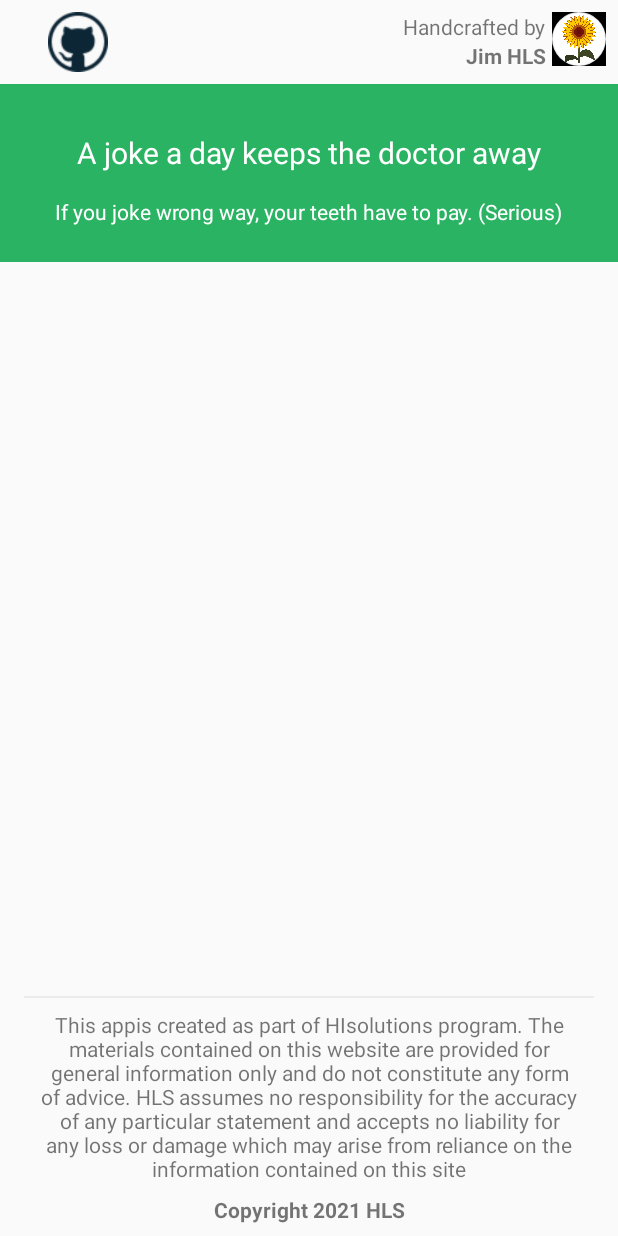
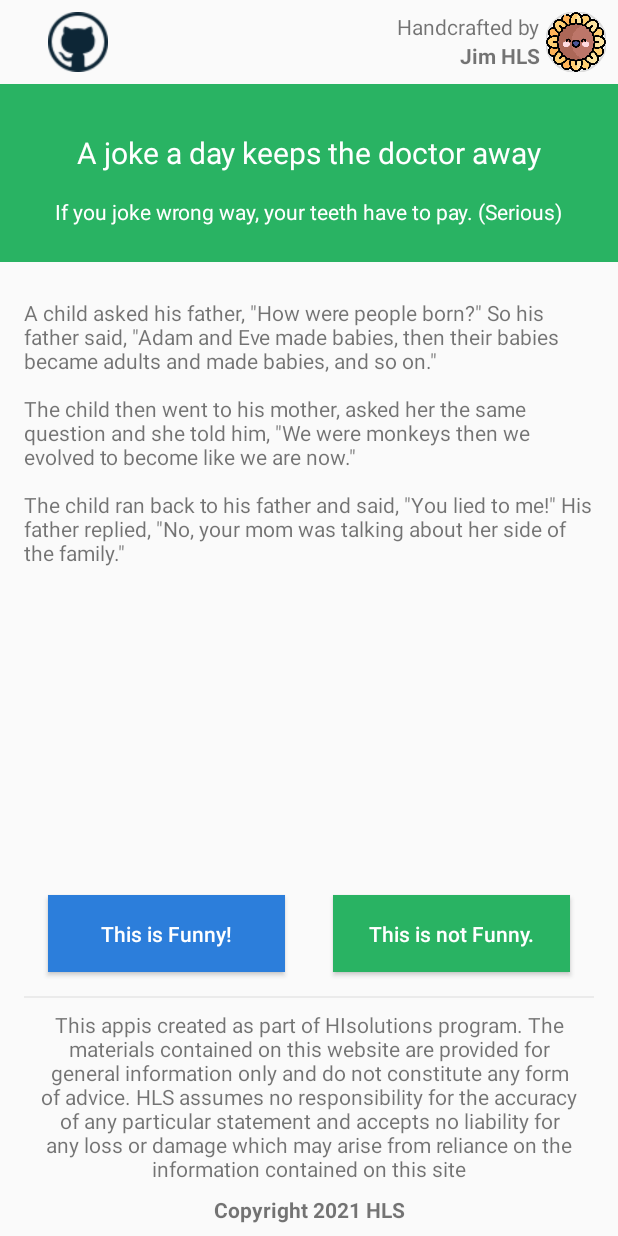
Before and after one commit to ngoctuyendang/jokeTest, an Android app: the screen it shows after launch (MainActivity), on a phone screen of 412 x 824 dp. Run offline under Robolectric (Android 15) with nearby library versions, the phone set to English and light mode, and no system bars; our stand-ins replace Dagger/Hilt's generated code, Room's generated code, RxJava.

Commit message:
Impl room db for joke list and update view of Joke screen

```diff
--- a/app/src/main/java/com/example/dailyjoke/di/DataModule.kt
+++ b/app/src/main/java/com/example/dailyjoke/di/DataModule.kt
@@ -1,11 +1,61 @@
 package com.example.dailyjoke.di
 
+import android.content.Context
+import androidx.room.Room
+import com.example.data.database.JokeDao
+import com.example.data.database.JokeDatabase
+import com.example.data.repository.JokeRepositoryImpl
+import com.example.domain.repository.JokeRepository
+import com.example.domain.usecase.GetListJokeUseCase
+import com.example.domain.usecase.SaveListJokeUseCase
+import com.example.domain.usecase.VoteForJokeUseCase
 import dagger.Module
+import dagger.Provides
 import dagger.hilt.InstallIn
+import dagger.hilt.android.qualifiers.ApplicationContext
 import dagger.hilt.components.SingletonComponent
+import javax.inject.Singleton
 
 @Module
 @InstallIn(SingletonComponent::class)
 class DataModule {
 
+    @Singleton
+    @Provides
+    fun provideJokeDatabase(@ApplicationContext appContext: Context): JokeDatabase {
+        return Room.databaseBuilder(
+            appContext,
+            JokeDatabase::class.java,
+            "JokeStories"
+        ).build()
+    }
+
+    @Provides
+    fun provideChannelDao(jokeDatabase: JokeDatabase): JokeDao {
+        return jokeDatabase.jokeDao()
+    }
+
+    @Singleton
+    @Provides
+    fun provideJokeRepository(jokeDao: JokeDao): JokeRepository {
+        return JokeRepositoryImpl(jokeDao)
+    }
+
+    @Singleton
+    @Provides
+    fun provideGetListJokeUseCase(jokeRepository: JokeRepository): GetListJokeUseCase {
+        return GetListJokeUseCase(jokeRepository)
+    }
+
+    @Singleton
+    @Provides
+    fun provideSaveListJokeUseCase(jokeRepository: JokeRepository): SaveListJokeUseCase {
+        return SaveListJokeUseCase(jokeRepository)
+    }
+
+    @Singleton
+    @Provides
+    fun provideVoteForJokeUseCase(jokeRepository: JokeRepository): VoteForJokeUseCase {
+        return VoteForJokeUseCase(jokeRepository)
+    }
 }
--- a/app/src/main/java/com/example/dailyjoke/ui/joke/DailyJokeFragment.kt
+++ b/app/src/main/java/com/example/dailyjoke/ui/joke/DailyJokeFragment.kt
@@ -1,17 +1,26 @@
 package com.example.dailyjoke.ui.joke
 
 import android.os.Bundle
+import android.util.Log
+import android.view.Gravity
 import android.view.LayoutInflater
 import android.view.View
 import android.view.ViewGroup
 import androidx.fragment.app.Fragment
+import androidx.fragment.app.viewModels
+import com.example.dailyjoke.R
 import com.example.dailyjoke.databinding.FragmentDailyJokeBinding
+import com.example.domain.models.JokeItem
+import com.google.android.material.snackbar.Snackbar
 import dagger.hilt.android.AndroidEntryPoint
 
 @AndroidEntryPoint
 class DailyJokeFragment : Fragment() {
 
     private lateinit var mBinding: FragmentDailyJokeBinding
+    private val mViewModel: DailyJokeViewModel by viewModels()
+    private var count = 0
+    private var selectedItem: JokeItem? = null
 
     override fun onCreateView(
         inflater: LayoutInflater, container: ViewGroup?,
@@ -21,4 +30,61 @@ class DailyJokeFragment : Fragment() {
         mBinding = FragmentDailyJokeBinding.inflate(layoutInflater, container, false)
         return mBinding.root
     }
+
+    override fun onViewCreated(view: View, savedInstanceState: Bundle?) {
+        super.onViewCreated(view, savedInstanceState)
+        setupUI()
+        setupEvent()
+    }
+
+    private fun setupEvent() {
+        mBinding.funnyBtn.setOnClickListener {
+            selectedItem?.let {
+                mViewModel.voteForJoke(it.id, true)
+                updateViewTemp()
+            }
+        }
+        mBinding.notFunnyBtn.setOnClickListener {
+            selectedItem?.let {
+                mViewModel.voteForJoke(it.id, false)
+                updateViewTemp()
+            }
+        }
+    }
+
+    private fun updateViewTemp() {
+        count++
+        mViewModel.listJoke.value?.let { list ->
+            if (count < list.size) {
+                selectedItem = list[count]
+                mBinding.jokeContent.text = selectedItem?.content
+            } else {
+                updateEmptyData()
+            }
+        }
+    }
+
+    private fun updateEmptyData() {
+        mBinding.jokeContent.text = requireContext().getString(R.string.empty_data)
+        mBinding.jokeContent.gravity = Gravity.FILL
+        mBinding.funnyBtn.visibility = View.GONE
+        mBinding.notFunnyBtn.visibility = View.GONE
+    }
+
+    private fun setupUI() {
+        mViewModel.getListJoke()
+        mViewModel.listJoke.observe(viewLifecycleOwner) {
+            Log.d("DailyJokeFragment.setupUI", "Data: $it")
+            if (it.isNotEmpty()) {
+                selectedItem = it[count]
+                selectedItem?.let { item ->
+                    mBinding.jokeContent.text = item.content
+                }
+            }
+        }
+
+        mViewModel.error.observe(viewLifecycleOwner) {
+            Snackbar.make(mBinding.root, "${it.message}", Snackbar.LENGTH_SHORT).show()
+        }
+    }
 }
--- a/app/src/main/java/com/example/dailyjoke/ui/joke/DailyJokeViewModel.kt
+++ b/app/src/main/java/com/example/dailyjoke/ui/joke/DailyJokeViewModel.kt
@@ -1,11 +1,89 @@
 package com.example.dailyjoke.ui.joke
 
+import android.util.Log
+import androidx.lifecycle.LiveData
+import androidx.lifecycle.MutableLiveData
 import androidx.lifecycle.ViewModel
+import com.example.domain.models.JokeItem
+import com.example.domain.usecase.GetListJokeUseCase
+import com.example.domain.usecase.SaveListJokeUseCase
+import com.example.domain.usecase.VoteForJokeUseCase
 import dagger.hilt.android.lifecycle.HiltViewModel
+import io.reactivex.android.schedulers.AndroidSchedulers
+import io.reactivex.disposables.CompositeDisposable
+import io.reactivex.schedulers.Schedulers
 import javax.inject.Inject
 
 @HiltViewModel
-class DailyJokeViewModel @Inject constructor(): ViewModel() {
+class DailyJokeViewModel @Inject constructor(
+    private val getListJokeUseCase: GetListJokeUseCase,
+    private val voteForJokeUseCase: VoteForJokeUseCase,
+    private val saveListJokeUseCase: SaveListJokeUseCase,
+) : ViewModel() {
 
+    private val compositeDisposable = CompositeDisposable()
+    private val _listJoke = MutableLiveData<ArrayList<JokeItem>>()
+    val listJoke: LiveData<ArrayList<JokeItem>>
+        get() = _listJoke
 
+    private val _error = MutableLiveData<Throwable>()
+    val error: LiveData<Throwable>
+        get() = _error
+
+    fun getListJoke() {
+        compositeDisposable.add(
+            getListJokeUseCase.getListJoke()
+                .subscribeOn(Schedulers.io())
+                .observeOn(AndroidSchedulers.mainThread())
+                .subscribe(
+                    /* onSuccess = */ {
+                        Log.d("getListJoke", "Data: $it")
+                        addListJokeToDb(it)
+                        _listJoke.postValue(it)
+                    },
+                    /* onError = */ {
+                        Log.e("getListJoke", "Error: ${it.message}")
+                        _error.postValue(it)
+                    }
+                )
+        )
+    }
+
+    private fun addListJokeToDb(listData: List<JokeItem>) {
+        compositeDisposable.add(
+            saveListJokeUseCase.addListJokeToDb(listData)
+                .subscribeOn(Schedulers.io())
+                .observeOn(AndroidSchedulers.mainThread())
+                .subscribe(
+                    {
+                        Log.d("addListJokeToDb", "Success")
+                    },
+                    {
+                        Log.e("addListJokeToDb", "Error: ${it.message}")
+                    }
+                )
+        )
+    }
+
+    fun voteForJoke(jokeId: Int, isFunny: Boolean) {
+        Log.d("voteForJokeUseCase", "Entry --- JokeId: $jokeId")
+        compositeDisposable.add(
+            voteForJokeUseCase.voteForJoke(jokeId, isFunny)
+                .subscribeOn(Schedulers.io())
+                .observeOn(AndroidSchedulers.mainThread())
+                .subscribe(
+                    {
+                        Log.d("voteForJokeUseCase", "Success")
+                    },
+                    {
+                        Log.e("voteForJokeUseCase", "Error: ${it.message}")
+                    }
+                )
+        )
+    }
+
+    override fun onCleared() {
+        super.onCleared()
+        compositeDisposable.dispose()
+    }
 }
--- a/app/src/main/res/layout/fragment_daily_joke.xml
+++ b/app/src/main/res/layout/fragment_daily_joke.xml
@@ -30,12 +30,12 @@
 
             <com.google.android.material.imageview.ShapeableImageView
                 android:id="@+id/avt_img"
-                android:layout_width="36dp"
-                android:layout_height="36dp"
-                android:src="@drawable/ic_sunflower"
+                android:layout_width="40dp"
+                android:layout_height="40dp"
                 app:layout_constraintEnd_toEndOf="parent"
                 app:layout_constraintTop_toTopOf="parent"
                 app:shapeAppearanceOverlay="@style/circleImageView"
+                app:srcCompat="@drawable/ic_sunflower"
                 app:strokeWidth="1dp" />
 
             <TextView
@@ -91,18 +91,53 @@
 
     </LinearLayout>
 
-    <LinearLayout
-        android:id="@+id/content"
+    <TextView
+        android:id="@+id/joke_content"
         android:layout_width="match_parent"
-        android:layout_height="50dp"
-        android:orientation="vertical"
+        android:layout_height="0dp"
+        android:layout_marginStart="16dp"
+        android:layout_marginEnd="16dp"
+        android:layout_marginTop="24dp"
+        android:gravity="fill_horizontal"
+        tools:text="I am going to eat that pussy once Jimmy leaves for school today!"
         app:layout_constraintEnd_toEndOf="parent"
         app:layout_constraintStart_toStartOf="parent"
-        app:layout_constraintTop_toBottomOf="@id/banner_layout">
+        app:layout_constraintTop_toBottomOf="@id/banner_layout"
+        app:layout_constraintBottom_toTopOf="@id/funny_btn"/>
 
-    </LinearLayout>
+    <Button
+        android:id="@+id/funny_btn"
+        android:layout_width="0dp"
+        android:layout_height="wrap_content"
+        android:layout_marginStart="32dp"
+        android:layout_marginEnd="16dp"
+        android:layout_marginBottom="16dp"
+        android:background="@color/button_color"
+        android:padding="16dp"
+        android:text="@string/funny_text"
+        android:textAllCaps="false"
+        android:textColor="@color/white"
+        app:layout_constraintBottom_toTopOf="@id/footer_layout"
+        app:layout_constraintEnd_toStartOf="@id/not_funny_btn"
+        app:layout_constraintStart_toStartOf="parent" />
+
+    <Button
+        android:id="@+id/not_funny_btn"
+        android:layout_width="0dp"
+        android:layout_height="wrap_content"
+        android:layout_marginEnd="32dp"
+        android:layout_marginStart="16dp"
+        android:background="@color/banner_color"
+        android:padding="16dp"
+        android:text="@string/not_funny_text"
+        android:textAllCaps="false"
+        android:textColor="@color/white"
+        app:layout_constraintEnd_toEndOf="parent"
+        app:layout_constraintStart_toEndOf="@id/funny_btn"
+        app:layout_constraintTop_toTopOf="@id/funny_btn" />
 
     <LinearLayout
+        android:id="@+id/footer_layout"
         android:layout_width="match_parent"
         android:layout_height="wrap_content"
         android:orientation="vertical"
--- a/app/src/main/res/values/colors.xml
+++ b/app/src/main/res/values/colors.xml
@@ -9,4 +9,5 @@
     <color name="white">#FFFFFFFF</color>
     <color name="banner_color">#29B363</color>
     <color name="divider_color">#EBEBEB</color>
+    <color name="button_color">#2C7EDB</color>
 </resources>
--- a/app/src/main/res/values/strings.xml
+++ b/app/src/main/res/values/strings.xml
@@ -7,4 +7,7 @@
     <string name="footer_sub_desc">Copyright 2021 HLS</string>
     <string name="handcrafted_by">Handcrafted by</string>
     <string name="creator_name">Jim HLS</string>
+    <string name="funny_text">This is Funny!</string>
+    <string name="not_funny_text">This is not Funny.</string>
+    <string name="empty_data">That\'s all the jokes for today! Come back another day!</string>
 </resources>
--- /dev/null
+++ b/data/src/main/java/com/example/data/database/JokeDao.kt
@@ -0,0 +1,18 @@
+package com.example.data.database
+
+import androidx.room.Dao
+import androidx.room.Insert
+import androidx.room.OnConflictStrategy
+import androidx.room.Query
+import com.example.data.entities.JokeItemDto
+import io.reactivex.Completable
+
+@Dao
+interface JokeDao {
+
+    @Insert(onConflict = OnConflictStrategy.REPLACE)
+    fun addAllJoke(jokeList: List<JokeItemDto>): Completable
+
+    @Query("UPDATE joke_stories SET funny_status=:funnyStatus WHERE id = :jokeId")
+    fun updateFunnyStatus (jokeId: Int, funnyStatus: Int): Completable
+}
--- /dev/null
+++ b/data/src/main/java/com/example/data/database/JokeDatabase.kt
@@ -0,0 +1,11 @@
+package com.example.data.database
+
+import androidx.room.Database
+import androidx.room.RoomDatabase
+import com.example.data.entities.JokeItemDto
+
+@Database(entities = [JokeItemDto::class], version = 1)
+abstract class JokeDatabase: RoomDatabase() {
+
+    abstract fun jokeDao(): JokeDao
+}
--- /dev/null
+++ b/data/src/main/java/com/example/data/entities/JokeItemDto.kt
@@ -0,0 +1,26 @@
+package com.example.data.entities
+
+import androidx.room.ColumnInfo
+import androidx.room.Entity
+import androidx.room.PrimaryKey
+import com.example.domain.models.JokeItem
+
+@Entity(tableName = "joke_stories")
+data class JokeItemDto(
+    @PrimaryKey
+    val id: Int,
+    @ColumnInfo(name = "content")
+    val content: String = "",
+    @ColumnInfo(name = "funny_status")
+    val funnyStatus: Int = -1, // -1: have not voted, 1: funny, 0: not funny
+)
+
+fun List<JokeItem>.mapListJokeToJokeDto(): List<JokeItemDto> {
+    return this.map {
+        it.mapJokeToJokeDto()
+    }
+}
+
+fun JokeItem.mapJokeToJokeDto(): JokeItemDto {
+    return JokeItemDto(id = this.id, content = this.content, funnyStatus = this.funnyStatus)
+}
--- /dev/null
+++ b/data/src/main/java/com/example/data/repository/JokeRepositoryImpl.kt
@@ -0,0 +1,67 @@
+package com.example.data.repository
+
+import com.example.data.database.JokeDao
+import com.example.data.entities.mapListJokeToJokeDto
+import com.example.domain.models.JokeItem
+import com.example.domain.repository.JokeRepository
+import io.reactivex.Single
+
+class JokeRepositoryImpl(
+    private val jokeDao: JokeDao,
+) : JokeRepository {
+    private val listData: ArrayList<JokeItem> = arrayListOf(
+        JokeItem(
+            id = 1,
+            content = "A child asked his father, \"How were people born?\" So his father said," +
+                    " \"Adam and Eve made babies, then their babies became adults " +
+                    "and made babies, and so on.\"\n" + "\n" +
+                    "The child then went to his mother, asked her the same question " +
+                    "and she told him, \"We were monkeys then we evolved to become " +
+                    "like we are now.\"\n" + "\n" +
+                    "The child ran back to his father and said, " +
+                    "\"You lied to me!\" His father replied," +
+                    " \"No, your mom was talking about her side of the family.\"",
+            funnyStatus = -1
+        ),
+        JokeItem(
+            id = 2,
+            content = """
+                Teacher: "Kids,what does the chicken give you?"
+                Student: "Meat!"
+                Teacher: "Very good! Now what does the pig give you?"
+                Student: "Bacon!"
+                Teacher: "Great! And what does the fat cow give you?"
+                Student: "Homework!"
+            """.trimIndent(),
+            funnyStatus = -1
+        ),
+        JokeItem(
+            id = 3,
+            content = "The teacher asked Jimmy, \"Why is your cat at school today Jimmy?\" " +
+                    "Jimmy replied crying, \"Because I heard my daddy tell my mommy, " +
+                    "'I am going to eat that pussy once Jimmy leaves for school today!'\"",
+            funnyStatus = -1
+        ),
+        JokeItem(
+            id = 4,
+            content = "A housewife, an accountant and a lawyer were asked \"How much is 2+2?\"" +
+                    " The housewife replies: \"Four!\". The accountant says: \"I think " +
+                    "it's either 3 or 4. Let me run those figures through " +
+                    "my spreadsheet one more time.\" The lawyer pulls the drapes, " +
+                    "dims the lights and asks in a hushed voice, " +
+                    "\"How much do you want it to be?\"",
+            funnyStatus = -1
+        )
+    )
+
+    override fun getListJoke(): Single<ArrayList<JokeItem>> {
+        return Single.just(listData)
+    }
+
+    override fun voteForJoke(jokeId: Int, isFunny: Boolean) =
+        jokeDao.updateFunnyStatus(jokeId, if (isFunny) 1 else 0)
+
+    override fun addListJokeToDb(listJoke: List<JokeItem>) =
+        jokeDao.addAllJoke(listData.mapListJokeToJokeDto())
+
+}
--- /dev/null
+++ b/domain/src/main/java/com/example/domain/models/JokeItem.kt
@@ -0,0 +1,7 @@
+package com.example.domain.models
+
+data class JokeItem(
+    val id: Int,
+    val content: String = "",
+    val funnyStatus: Int = -1 // -1: have not voted, 1: funny, 0: not funny
+)
--- /dev/null
+++ b/domain/src/main/java/com/example/domain/repository/JokeRepository.kt
@@ -0,0 +1,11 @@
+package com.example.domain.repository
+
+import com.example.domain.models.JokeItem
+import io.reactivex.Completable
+import io.reactivex.Single
+
+interface JokeRepository {
+    fun getListJoke(): Single<ArrayList<JokeItem>>
+    fun voteForJoke(jokeId: Int, isFunny: Boolean): Completable
+    fun addListJokeToDb(listJoke: List<JokeItem>): Completable
+}
--- /dev/null
+++ b/domain/src/main/java/com/example/domain/usecase/GetListJokeUseCase.kt
@@ -0,0 +1,8 @@
+package com.example.domain.usecase
+
+import com.example.domain.repository.JokeRepository
+
+class GetListJokeUseCase(private val jokeRepository: JokeRepository) {
+
+    fun getListJoke() = jokeRepository.getListJoke()
+}
--- /dev/null
+++ b/domain/src/main/java/com/example/domain/usecase/SaveListJokeUseCase.kt
@@ -0,0 +1,9 @@
+package com.example.domain.usecase
+
+import com.example.domain.models.JokeItem
+import com.example.domain.repository.JokeRepository
+
+class SaveListJokeUseCase(private val jokeRepository: JokeRepository) {
+
+    fun addListJokeToDb(listJoke: List<JokeItem>) = jokeRepository.addListJokeToDb(listJoke)
+}
--- /dev/null
+++ b/domain/src/main/java/com/example/domain/usecase/VoteForJokeUseCase.kt
@@ -0,0 +1,8 @@
+package com.example.domain.usecase
+
+import com.example.domain.repository.JokeRepository
+
+class VoteForJokeUseCase(private val jokeRepository: JokeRepository) {
+
+    fun voteForJoke(jokeId: Int, isFunny: Boolean) = jokeRepository.voteForJoke(jokeId, isFunny)
+}
```
Also changed, not shown: app/build.gradle (+8 -0 lines), data/build.gradle (+13 -0 lines), domain/build.gradle (+14 -2 lines), app/src/main/res/drawable/ic_sunflower.png.
